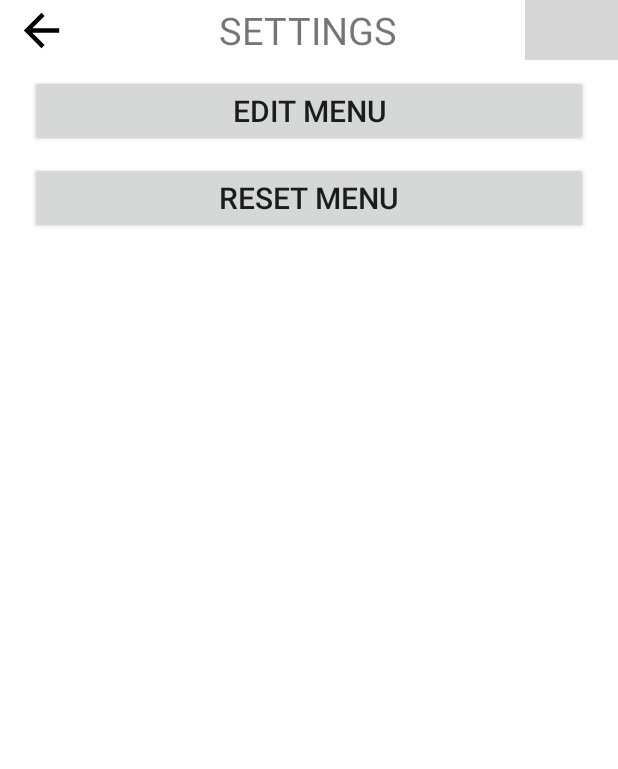
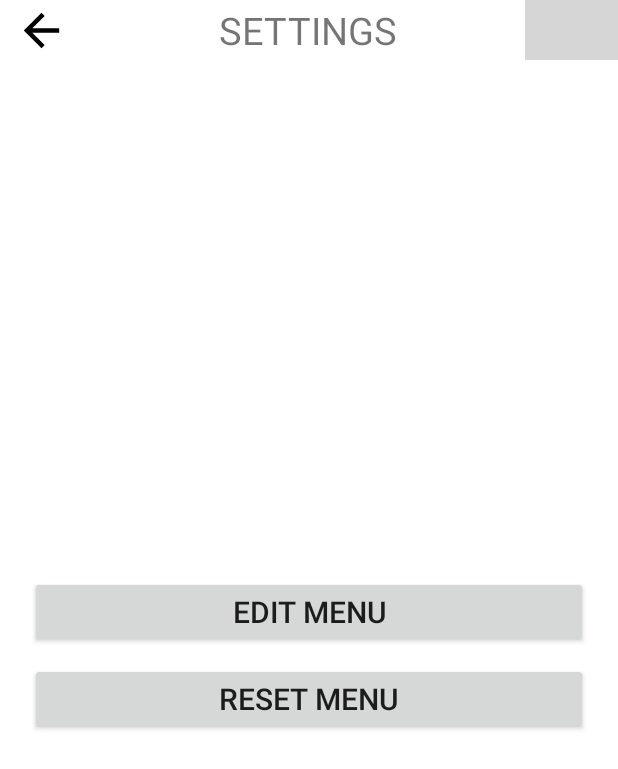
Before and after one commit to wjjasd/MenuMemo, an Android app: the SettingsActivity screen opened directly, with no data from a screen before it, on a phone screen of 412 x 824 dp. Shown: the top 769 px of the screen. Run offline under Robolectric (Android 15) with nearby library versions, the phone set to English and light mode, and no system bars; grey boxes are pictures that could not be loaded.

```diff
--- a/app/src/main/res/layout/activity_settings.xml
+++ b/app/src/main/res/layout/activity_settings.xml
@@ -67,7 +67,7 @@
     <LinearLayout
         android:layout_width="match_parent"
         android:layout_height="match_parent"
-        android:gravity="center_horizontal"
+        android:gravity="center"
         android:orientation="vertical">
 
         <Button
```
